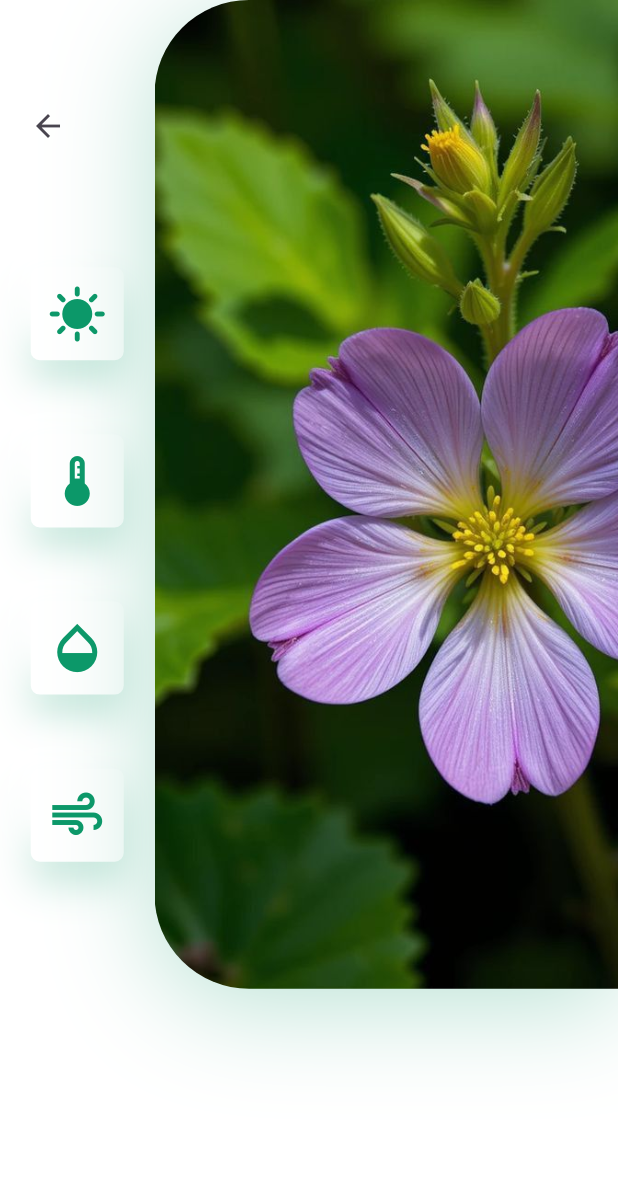
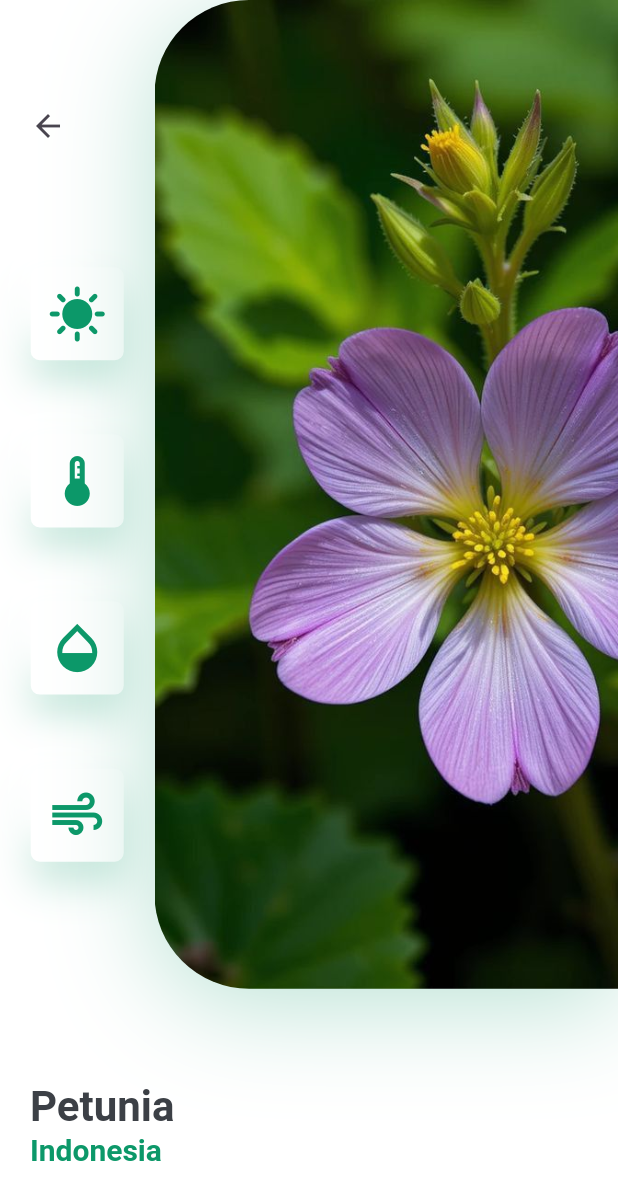
Before and after one commit to Muhammadalif1213/PlantApp, a Flutter app: the DetailScreen screen opened directly, on a phone screen of 412 x 824 dp. Shown: the top 1200 px of the screen. Run offline on Flutter 3.47's test engine with Material 3 defaults, Android fonts, the phone set to English and light mode, and no system bars.

Commit message:
Menampilkan title dan country di halaman detail.

```diff
--- a/lib/screens/details/components/body.dart
+++ b/lib/screens/details/components/body.dart
@@ -1,5 +1,6 @@
 import 'package:app_plant/constants.dart';
 import 'package:app_plant/screens/details/components/image_and_icons.dart';
+import 'package:app_plant/screens/details/components/title_and_price.dart';
 import 'package:flutter/material.dart';
 
 class Body extends StatelessWidget {
@@ -12,6 +13,10 @@ class Body extends StatelessWidget {
       child: Column(
         children: [
           ImageAndIcons(size: size),
+          TitleAndPrice(
+            title: "Petunia",
+            country: "Indonesia",
+          ),
         ],
       ),
     );
```
